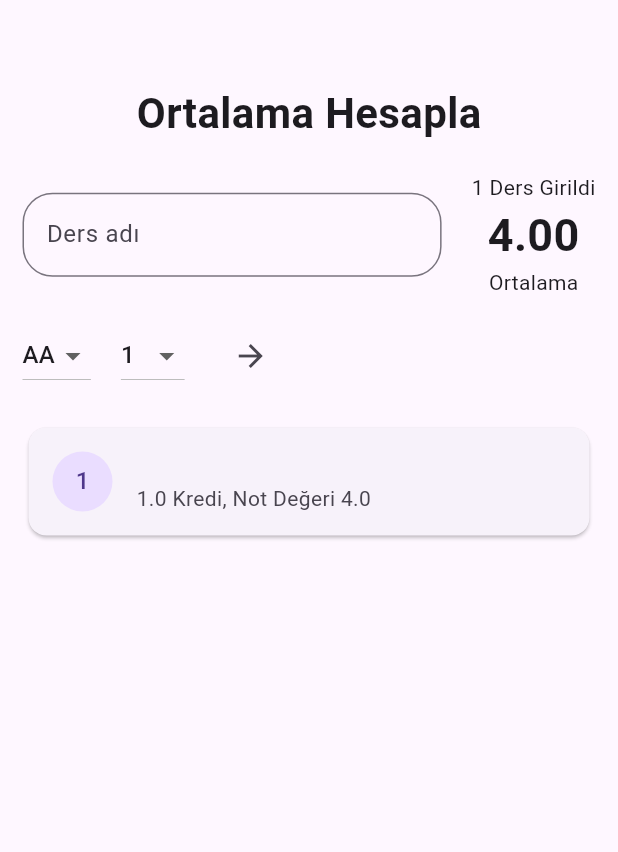
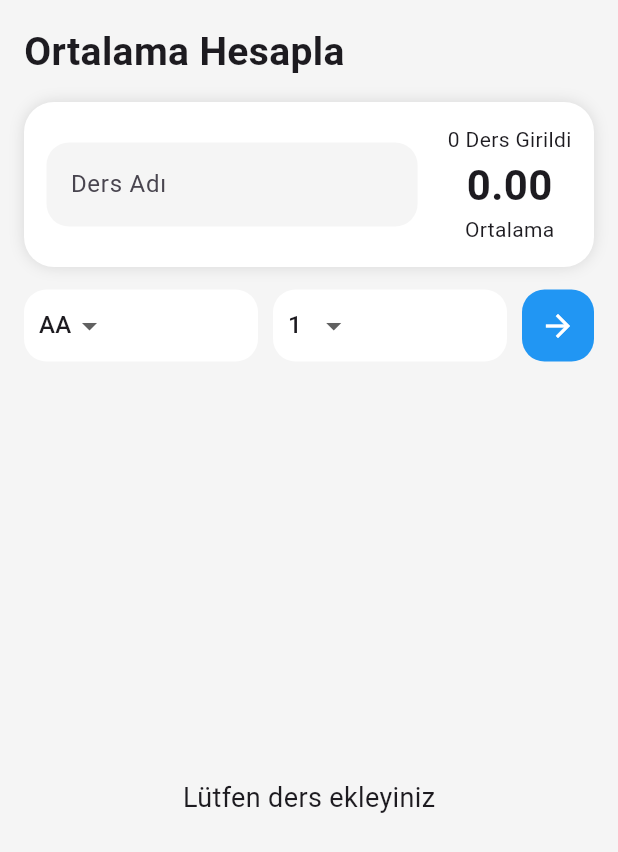
Before and after one commit to sinemsafak/ortalama_hesapla, a Flutter app: the screen it shows after launch, after a tap on the "arrow forward" icon, on a phone screen of 412 x 824 dp. Shown: the top 852 px of the screen. Run offline on Flutter 3.47's test engine with Material 3 defaults, Android fonts, the phone set to English and light mode, and no system bars.

Commit message:
UI güncellemesi

```diff
--- a/lib/widgets/ortalama_app.dart
+++ b/lib/widgets/ortalama_app.dart
@@ -9,13 +9,14 @@ class OrtalamaApp extends StatefulWidget {
 
 class _OrtalamaAppState extends State<OrtalamaApp> {
 
-  List<Map<String, dynamic>> dersler = [];
+  List<Map<String,dynamic>> dersler=[];
 
-  String secilenNot = "AA";
-  int secilenKredi = 1;
-  TextEditingController dersController = TextEditingController();
+  TextEditingController dersController=TextEditingController();
 
-  Map<String,double> notlar = {
+  String secilenNot="AA";
+  int secilenKredi=1;
+
+  Map<String,double> notlar={
     "AA":4,
     "BA":3.5,
     "BB":3,
@@ -28,76 +29,117 @@ class _OrtalamaAppState extends State<OrtalamaApp> {
 
   double ortalamaHesapla(){
 
-    double toplamNot = 0;
-    double toplamKredi = 0;
+    double toplamNot=0;
+    double toplamKredi=0;
 
     for(var ders in dersler){
-      toplamNot += ders["not"] * ders["kredi"];
-      toplamKredi += ders["kredi"];
+
+      toplamNot+=ders["not"]*ders["kredi"];
+      toplamKredi+=ders["kredi"];
+
     }
 
-    return toplamKredi == 0 ? 0 : toplamNot/toplamKredi;
+    if(toplamKredi==0) return 0;
+
+    return toplamNot/toplamKredi;
+
   }
 
   void dersEkle(){
 
+    if(dersController.text.isEmpty) return;
+
     setState(() {
 
       dersler.add({
-        "ders": dersController.text,
-        "kredi": secilenKredi,
-        "not": notlar[secilenNot],
-        "harf": secilenNot
+
+        "ders":dersController.text,
+        "kredi":secilenKredi,
+        "not":notlar[secilenNot],
+        "harf":secilenNot
+
       });
 
       dersController.clear();
 
     });
+
   }
 
   @override
   Widget build(BuildContext context) {
 
-    double ortalama = ortalamaHesapla();
+    double ortalama=ortalamaHesapla();
 
     return Scaffold(
 
-      body: Padding(
-        padding: const EdgeInsets.all(15),
+      backgroundColor: Colors.grey.shade100,
+
+      body: SafeArea(
+
+        child: Padding(
+
+          padding: const EdgeInsets.all(16),
+
           child: Column(
+
             children: [
 
-            const SizedBox(height:40),
-
-            const Text(
+              /// BAŞLIK
+              const Align(
+                alignment: Alignment.centerLeft,
+                child: Text(
                   "Ortalama Hesapla",
                   style: TextStyle(
-                fontSize:28,
+                    fontSize:26,
                     fontWeight: FontWeight.bold
                   ),
                 ),
+              ),
 
-            const SizedBox(height:20),
+              const SizedBox(height:15),
 
-            /// ÜST ALAN
-            Row(
+              /// ÜST PANEL
+              Container(
+
+                padding: const EdgeInsets.all(15),
+
+                decoration: BoxDecoration(
+                  color: Colors.white,
+                  borderRadius: BorderRadius.circular(20),
+                  boxShadow: [
+                    BoxShadow(
+                      color: Colors.black12,
+                      blurRadius: 8
+                    )
+                  ]
+                ),
+
+                child: Row(
+
                   children: [
 
                     Expanded(
+
                       child: TextField(
                         controller: dersController,
                         decoration: InputDecoration(
-                      hintText: "Ders adı",
+                          hintText: "Ders Adı",
+                          filled: true,
+                          fillColor: Colors.grey.shade100,
                           border: OutlineInputBorder(
-                        borderRadius: BorderRadius.circular(20)
+                            borderRadius: BorderRadius.circular(15),
+                            borderSide: BorderSide.none
                           ),
                         ),
                       ),
+
                     ),
 
                     const SizedBox(width:20),
 
                     Column(
+
                       children: [
 
                         Text("${dersler.length} Ders Girildi"),
@@ -105,26 +147,43 @@ class _OrtalamaAppState extends State<OrtalamaApp> {
                         Text(
                           ortalama.toStringAsFixed(2),
                           style: const TextStyle(
-                        fontSize:30,
+                            fontSize:28,
                             fontWeight: FontWeight.bold
                           ),
                         ),
 
                         const Text("Ortalama")
+
                       ],
                     )
 
                   ],
                 ),
+              ),
 
               const SizedBox(height:15),
 
-            /// NOT + KREDİ
+              /// NOT + KREDİ + BUTON
               Row(
+
                 children: [
 
-                DropdownButton<String>(
+                  Expanded(
+
+                    child: Container(
+
+                      padding: const EdgeInsets.symmetric(horizontal:10),
+
+                      decoration: BoxDecoration(
+                        color: Colors.white,
+                        borderRadius: BorderRadius.circular(15)
+                      ),
+
+                      child: DropdownButton<String>(
+
                         value: secilenNot,
+                        underline: Container(),
+
                         items: notlar.keys.map((not){
 
                           return DropdownMenuItem(
@@ -133,90 +192,173 @@ class _OrtalamaAppState extends State<OrtalamaApp> {
                           );
 
                         }).toList(),
+
                         onChanged: (value){
 
                           setState(() {
-                      secilenNot = value!;
+                            secilenNot=value!;
                           });
 
                         },
+
                       ),
 
-                const SizedBox(width:20),
+                    ),
 
-                DropdownButton<int>(
+                  ),
+
+                  const SizedBox(width:10),
+
+                  Expanded(
+
+                    child: Container(
+
+                      padding: const EdgeInsets.symmetric(horizontal:10),
+
+                      decoration: BoxDecoration(
+                        color: Colors.white,
+                        borderRadius: BorderRadius.circular(15)
+                      ),
+
+                      child: DropdownButton<int>(
+
                         value: secilenKredi,
+                        underline: Container(),
+
                         items: List.generate(10, (index){
 
                           return DropdownMenuItem(
-                      value: index+1,
+                            value:index+1,
                             child: Text("${index+1}"),
                           );
 
                         }),
+
                         onChanged: (value){
 
                           setState(() {
-                      secilenKredi = value!;
+                            secilenKredi=value!;
                           });
 
                         },
+
                       ),
 
-                const SizedBox(width:20),
+                    ),
 
-                IconButton(
-                  icon: const Icon(Icons.arrow_forward),
+                  ),
+
+                  const SizedBox(width:10),
+
+                  /// EKLE BUTONU
+                  Container(
+
+                    decoration: BoxDecoration(
+                      color: Colors.blue,
+                      borderRadius: BorderRadius.circular(15)
+                    ),
+
+                    child: IconButton(
+                      icon: const Icon(Icons.arrow_forward,color:Colors.white),
                       onPressed: dersEkle,
+                    ),
+
                   )
 
                 ],
+
               ),
 
-            const SizedBox(height:20),
+              const SizedBox(height:15),
 
-            /// LİSTE
+              /// DERS LİSTESİ
               Expanded(
+
                 child: dersler.isEmpty
+
                 ? const Center(
                   child: Text(
                     "Lütfen ders ekleyiniz",
                     style: TextStyle(fontSize:18),
                   ),
                 )
+
                 : ListView.builder(
 
                   itemCount: dersler.length,
 
-                      itemBuilder: (context,index){
+                  itemBuilder:(context,index){
 
-                        var ders = dersler[index];
+                    var ders=dersler[index];
 
-                        return Card(
-                          child: ListTile(
+                    return Dismissible(
 
-                            leading: CircleAvatar(
-                              child: Text(
-                                ders["kredi"].toString(),
-                              ),
+                      key:Key(index.toString()),
+
+                      direction:DismissDirection.startToEnd,
+
+                      onDismissed:(direction){
+
+                        setState(() {
+                          dersler.removeAt(index);
+                        });
+
+                      },
+
+                      background:Container(
+                        alignment:Alignment.centerLeft,
+                        padding:const EdgeInsets.only(left:20),
+                        color:Colors.red,
+                        child:const Icon(Icons.delete,color:Colors.white),
                       ),
 
-                            title: Text(ders["ders"]),
+                      child:Card(
 
-                            subtitle: Text(
+                        shape:RoundedRectangleBorder(
+                          borderRadius:BorderRadius.circular(15)
+                        ),
+
+                        child:ListTile(
+
+                          leading:CircleAvatar(
+
+                            backgroundColor:Colors.blue,
+
+                            child:Text(
+                              ders["not"].toString(),
+                              style:const TextStyle(color:Colors.white),
+                            ),
+
+                          ),
+
+                          title:Text(ders["ders"]),
+
+                          subtitle:Text(
                             "${ders["kredi"]}.0 Kredi, Not Değeri ${ders["not"]}"
                           ),
 
                         ),
+
+                      ),
+
                     );
 
-                      },
+                  }
+
                 ),
+
               )
 
             ],
+
           ),
+
         ),
+
+      ),
+
     );
+
   }
+
 }
```
Lines whose indentation alone changed are shown as unchanged.
